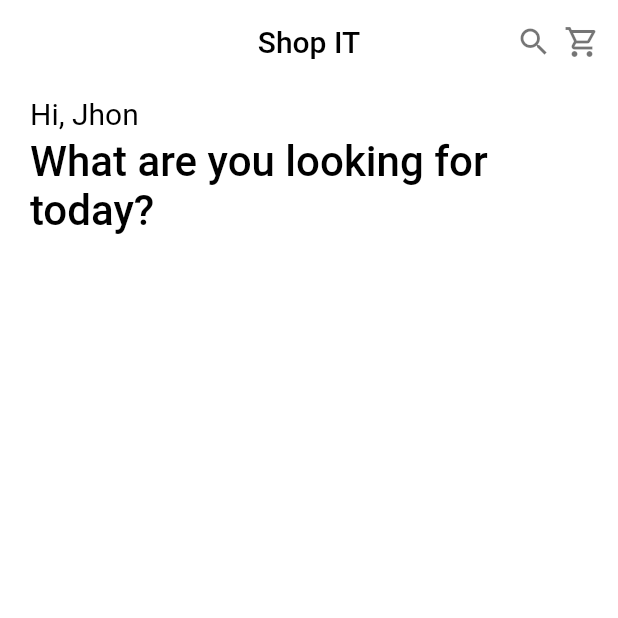
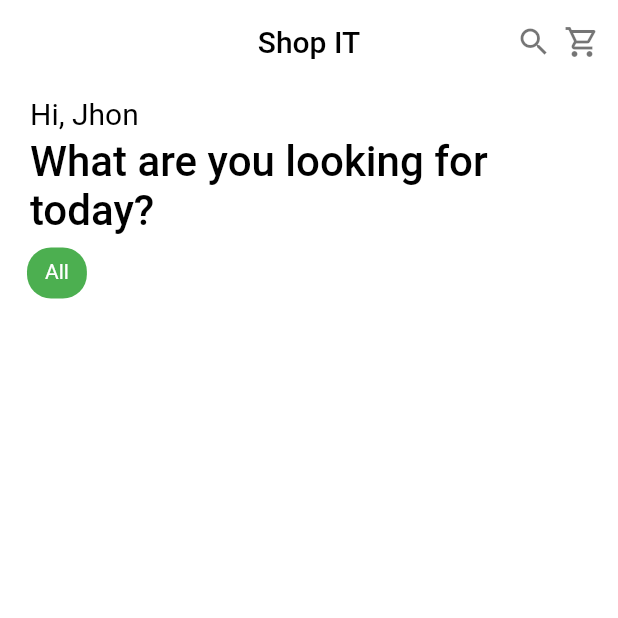
Before and after one commit to bilardos29/seratest, a Flutter app: the HomeScreen screen opened directly, on a phone screen of 412 x 824 dp, the top half of it. Run offline on Flutter 3.47's test engine with Material 2 defaults, Android fonts, the light colour scheme and no system bars; our stand-ins replace dio.

Commit message:
add login api add category api add widget category in home screen

```diff
--- a/lib/feature/list_product/home_screen.dart
+++ b/lib/feature/list_product/home_screen.dart
@@ -29,7 +29,6 @@ class _HomeScreenState extends State<HomeScreen> {
 
     presenter = Provider.of<HomePresenter>(context);
     cartPresenter = Provider.of<CartPresenter>(context);
-    presenter.getListProduct();
 
     return Scaffold(
       appBar: AppBar(
@@ -59,7 +58,8 @@ class _HomeScreenState extends State<HomeScreen> {
             child: InkWell(
               onTap: () {
                 //Push to Cart screen
-                cartPresenter.getListCart().whenComplete(() => BaseWidget.push(context, const CartScreen()));
+                cartPresenter.getListCart().whenComplete(
+                    () => BaseWidget.push(context, const CartScreen()));
               },
               child: const Icon(
                 Icons.shopping_cart_outlined,
@@ -74,11 +74,42 @@ class _HomeScreenState extends State<HomeScreen> {
         child: ListView(
           children: <Widget>[
             const HeaderWidget('Jhon'),
+            presenter.listCat.isNotEmpty
+                ? Container(
+                    height: 34,
+                    padding: const EdgeInsets.symmetric(horizontal: 6),
+                    child: ListView.builder(
+                        scrollDirection: Axis.horizontal,
+                        itemCount: presenter.listCat.length,
+                        itemBuilder: (context, index) {
+                          return InkWell(
+                            onTap: () {
+                              presenter.changeCat(index);
+                            },
+                            child: Container(
+                              padding: const EdgeInsets.symmetric(vertical: 8, horizontal: 12),
+                              decoration: BoxDecoration(
+                                  borderRadius: BorderRadius.circular(16),
+                                  color: presenter.isCatSelected(index)
+                                      ? Colors.green
+                                      : Colors.white),
+                              child: Text(
+                                presenter.listCat[index],
+                                style: TextStyle(
+                                    color: presenter.isCatSelected(index)
+                                        ? Colors.white
+                                        : Colors.black),
+                              ),
+                            ),
+                          );
+                        }),
+                  )
+                : const SizedBox(),
             presenter.listProduct.isNotEmpty
                 ? GridView.builder(
                     shrinkWrap: true,
                     physics: const NeverScrollableScrollPhysics(),
-                    itemCount: 7,
+                    itemCount: presenter.listProduct.length,
                     gridDelegate: SliverGridDelegateWithFixedCrossAxisCount(
                       crossAxisCount: 2,
                       childAspectRatio: (itemWidth / itemHeight),
@@ -105,3 +136,6 @@ class _HomeScreenState extends State<HomeScreen> {
     );
   }
 }
+
+//mor_2314
+//83r5^_
--- a/lib/main.dart
+++ b/lib/main.dart
@@ -3,7 +3,6 @@ import 'package:provider/provider.dart';
 import 'package:sera/feature/cart/cart_presenter.dart';
 import 'package:sera/feature/detail_product/detail_product_presenter.dart';
 import 'package:sera/feature/list_product/home_presenter.dart';
-import 'package:sera/feature/list_product/home_screen.dart';
 
 import 'feature/login/login_presenter.dart';
 import 'feature/login/login_screen.dart';
@@ -42,6 +41,6 @@ class MyApp extends StatelessWidget {
             theme: ThemeData(
               scaffoldBackgroundColor: Colors.white,
             ),
-            home: const HomeScreen()));
+            home: const LoginScreen()));
   }
 }
--- /dev/null
+++ b/lib/model/login.dart
@@ -0,0 +1,15 @@
+class Login {
+  String? token;
+
+  Login({this.token});
+
+  Login.fromJson(Map<String, dynamic> json) {
+    token = json['token'];
+  }
+
+  Map<String, dynamic> toJson() {
+    final Map<String, dynamic> data = <String, dynamic>{};
+    data['token'] = token;
+    return data;
+  }
+}
--- a/lib/widgets/base_widget.dart
+++ b/lib/widgets/base_widget.dart
@@ -18,4 +18,8 @@ class BaseWidget {
   static void push(BuildContext ctx, Widget widget) {
     Navigator.push(ctx, MaterialPageRoute(builder: (context) => widget));
   }
+
+  static void showSnackBar(BuildContext ctx, String message){
+    ScaffoldMessenger.of(ctx).showSnackBar(SnackBar(content: Text(message)));
+  }
 }
--- a/lib/widgets/inputtext_widgets.dart
+++ b/lib/widgets/inputtext_widgets.dart
@@ -25,7 +25,7 @@ class _InputTextWidgetState extends State<InputTextWidget> {
   Widget build(BuildContext context) {
     return TextField(
         controller: widget.controller,
-        obscureText: widget.isPassword ? isPassVisible : false,
+        obscureText: widget.isPassword ? !isPassVisible : false,
         decoration: InputDecoration(
             prefixIcon: widget.icons,
             border: OutlineInputBorder(borderRadius: BorderRadius.circular(12)),
@@ -38,7 +38,7 @@ class _InputTextWidgetState extends State<InputTextWidget> {
                     isPassVisible = !isPassVisible;
                   });
                 },
-                child: Icon(isPassVisible
+                child: Icon(!isPassVisible
                     ? Icons.remove_red_eye
                     : Icons.remove_red_eye_outlined))
                 : SizedBox()));
```
Also changed, not shown: lib/feature/list_product/home_presenter.dart (+34 -17 lines), lib/feature/login/login_presenter.dart (+22 -0 lines), lib/feature/login/login_screen.dart (+26 -6 lines).
